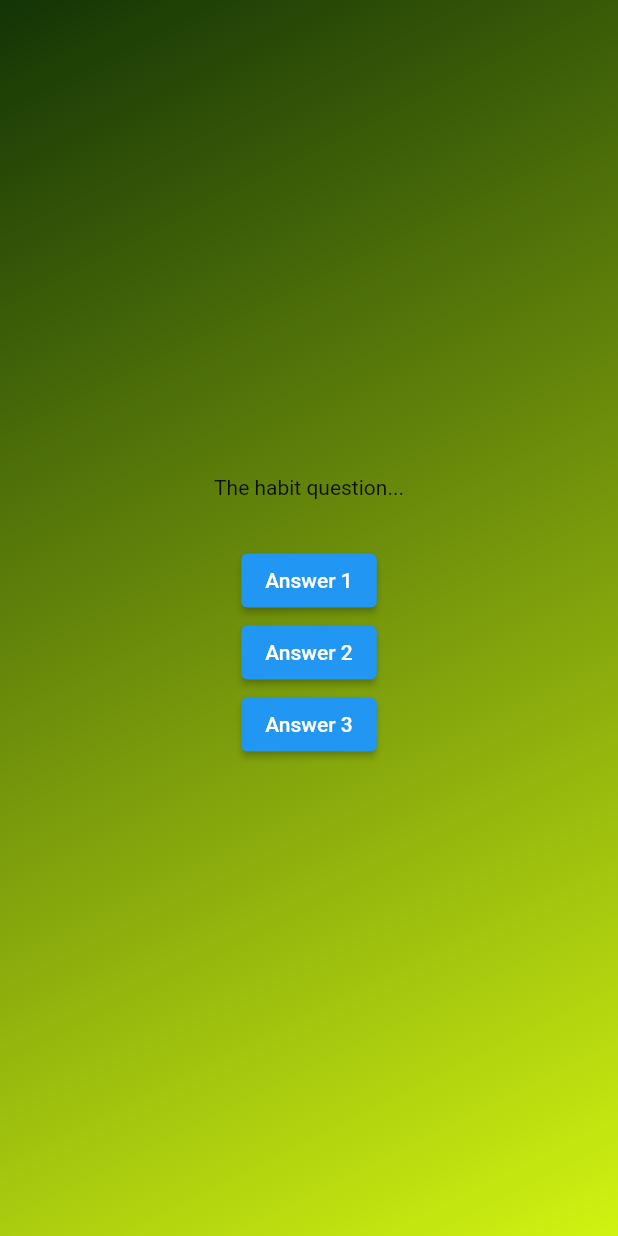
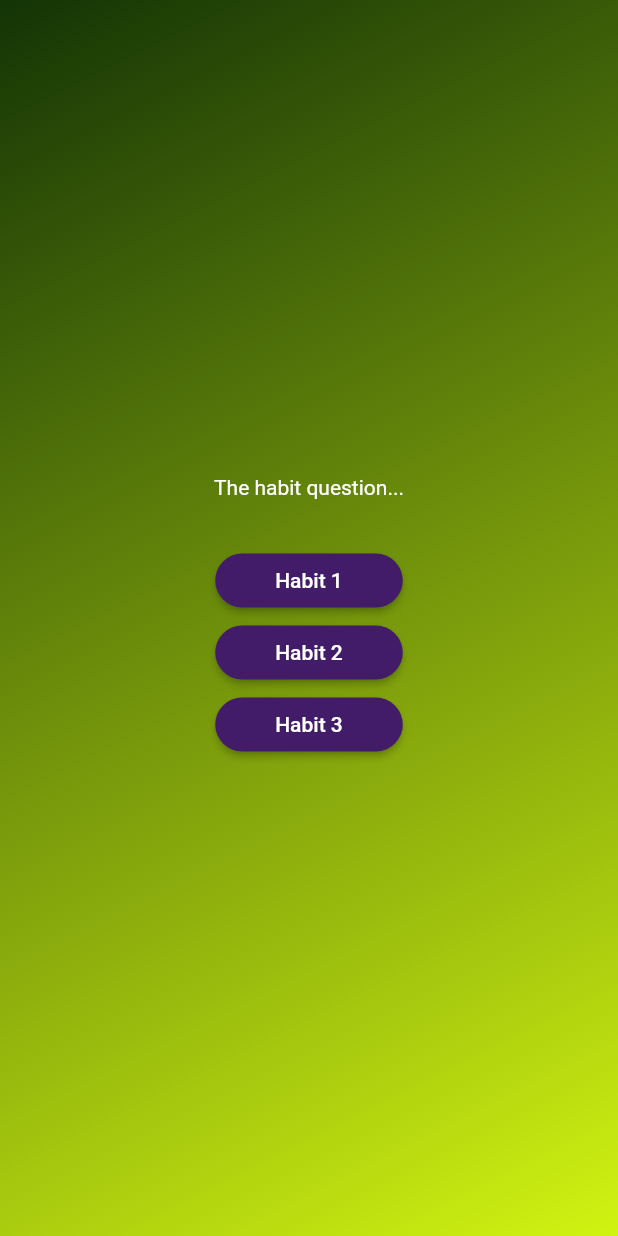
Before and after one commit to abbymachines/habit_vpet, a Flutter app: the screen it shows after launch, after a tap on "feed me", on a phone screen of 412 x 824 dp. Run offline on Flutter 3.47's test engine with Material 2 defaults, Android fonts, the phone set to English and light mode, and no system bars.

Commit message:
implement labelled and styled habit buttons

```diff
--- a/lib/habit_button.dart
+++ b/lib/habit_button.dart
@@ -0,0 +1,22 @@
+import 'package:flutter/material.dart';
+
+class HabitButton extends StatelessWidget {
+  const HabitButton({super.key, required this.answerText, required this.onTap});
+
+  final String answerText;
+  final void Function() onTap;
+
+  @override
+  Widget build(BuildContext context) {
+    return ElevatedButton(
+      onPressed: onTap,
+      style: ElevatedButton.styleFrom(
+        padding: const EdgeInsets.symmetric(vertical: 10, horizontal: 40),
+        backgroundColor: const Color.fromARGB(255, 67, 28, 105),
+        foregroundColor: Colors.white,
+        shape: RoundedRectangleBorder(borderRadius: BorderRadius.circular(40)),
+      ),
+      child: Text(answerText),
+    );
+  }
+}
--- a/lib/habits_screen.dart
+++ b/lib/habits_screen.dart
@@ -1,4 +1,5 @@
 import 'package:flutter/material.dart';
+import 'package:habit_vpet/habit_button.dart';
 
 class HabitsScreen extends StatefulWidget {
   const HabitsScreen({super.key});
@@ -17,20 +18,14 @@ class _HabitsScreenState extends State<HabitsScreen> {
       child: Column(
         mainAxisAlignment: MainAxisAlignment.center,
         children: [
-          const Text('The habit question...'),
+          const Text(
+            'The habit question...',
+            style: TextStyle(color: Colors.white),
+          ),
           const SizedBox(height: 30),
-          ElevatedButton(
-            onPressed: () {},
-            child: const Text('Answer 1'),
-          ),
-          ElevatedButton(
-            onPressed: () {},
-            child: const Text('Answer 2'),
-          ),
-          ElevatedButton(
-            onPressed: () {},
-            child: const Text('Answer 3'),
-          ),
+          HabitButton(answerText: 'Habit 1', onTap: () {}),
+          HabitButton(answerText: 'Habit 2', onTap: () {}),
+          HabitButton(answerText: 'Habit 3', onTap: () {}),
         ],
       ),
     );
```
